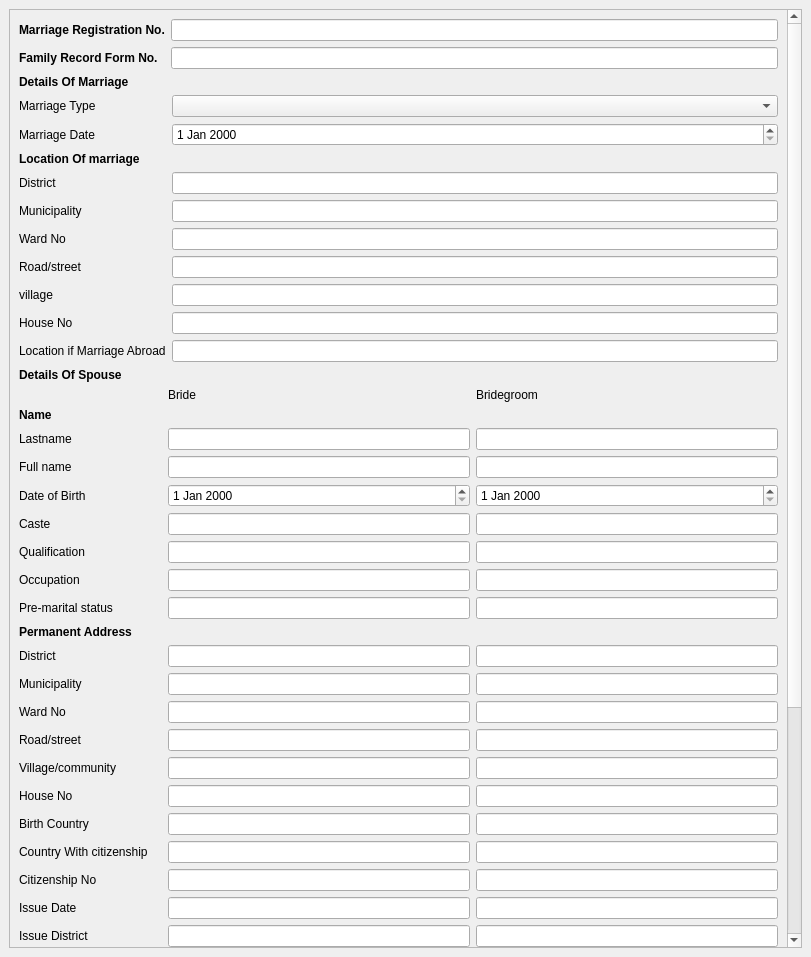
Qt form Smartward/forms/marriage.ui (cygnus55/smartward) before a commit.
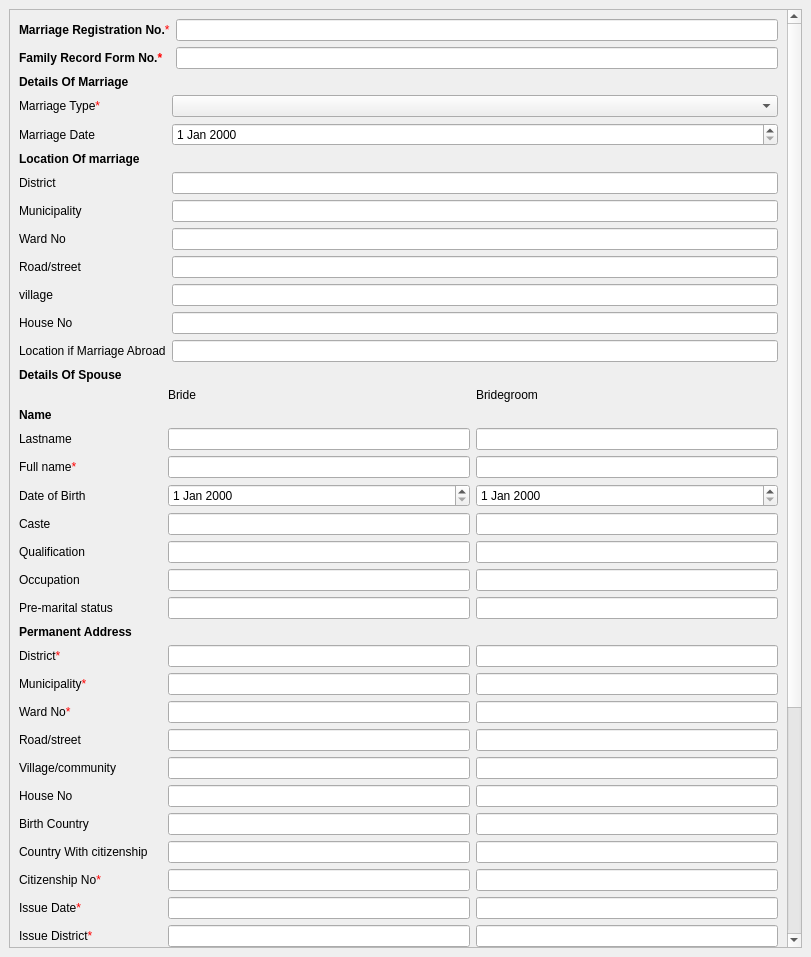
The same form after that commit.

Commit message: marriage form

The edit to the form file:
```diff
--- a/Smartward/forms/marriage.ui
+++ b/Smartward/forms/marriage.ui
@@ -24,9 +24,9 @@
        <property name="geometry">
         <rect>
          <x>0</x>
-         <y>-306</y>
-         <width>777</width>
-         <height>1442</height>
+         <y>-283</y>
+         <width>774</width>
+         <height>1220</height>
         </rect>
        </property>
        <layout class="QGridLayout" name="gridLayout_2">
@@ -49,7 +49,7 @@
           <item row="0" column="0">
            <widget class="QLabel" name="marriageTypeLabel">
             <property name="text">
-             <string>Marriage Type</string>
+             <string>Marriage Type&lt;font color='red'&gt;*</string>
             </property>
            </widget>
           </item>
@@ -154,7 +154,7 @@
           <item row="0" column="0">
            <widget class="QLabel" name="marriageRegistrationNoLabel">
             <property name="text">
-             <string>&lt;b&gt;Marriage Registration No.&lt;/b&gt;</string>
+             <string>&lt;b&gt;Marriage Registration No.&lt;/b&gt;&lt;font color='red'&gt;*</string>
             </property>
            </widget>
           </item>
@@ -164,7 +164,8 @@
           <item row="1" column="0">
            <widget class="QLabel" name="FamilyRecordFormNoLabel">
             <property name="text">
-             <string>&lt;b&gt;Family Record Form No.</string>
+             <string>&lt;b&gt;Family Record Form No.&lt;font color='red'&gt;*
+</string>
             </property>
            </widget>
           </item>
@@ -223,7 +224,7 @@
           <item row="3" column="0">
            <widget class="QLabel" name="fullNameLabel_2">
             <property name="text">
-             <string>Full name</string>
+             <string>Full name&lt;font color='red'&gt;*</string>
             </property>
            </widget>
           </item>
@@ -335,7 +336,7 @@
           <item row="10" column="0">
            <widget class="QLabel" name="districtLabel_3">
             <property name="text">
-             <string>District</string>
+             <string>District&lt;font color='red'&gt;*</string>
             </property>
            </widget>
           </item>
@@ -352,7 +353,7 @@
           <item row="11" column="0">
            <widget class="QLabel" name="municipalityLabel_3">
             <property name="text">
-             <string>Municipality</string>
+             <string>Municipality&lt;font color='red'&gt;*</string>
             </property>
            </widget>
           </item>
@@ -369,7 +370,7 @@
           <item row="12" column="0">
            <widget class="QLabel" name="wardNoLabel_3">
             <property name="text">
-             <string>Ward No</string>
+             <string>Ward No&lt;font color='red'&gt;*</string>
             </property>
            </widget>
           </item>
@@ -471,7 +472,7 @@
           <item row="18" column="0">
            <widget class="QLabel" name="citizenshipNoLabel_2">
             <property name="text">
-             <string>Citizenship No</string>
+             <string>Citizenship No&lt;font color='red'&gt;*</string>
             </property>
            </widget>
           </item>
@@ -488,7 +489,7 @@
           <item row="19" column="0">
            <widget class="QLabel" name="issueDateLabel_2">
             <property name="text">
-             <string>Issue Date</string>
+             <string>Issue Date&lt;font color='red'&gt;*</string>
             </property>
            </widget>
           </item>
@@ -505,7 +506,7 @@
           <item row="20" column="0">
            <widget class="QLabel" name="issueDistrictLabel_2">
             <property name="text">
-             <string>Issue District</string>
+             <string>Issue District&lt;font color='red'&gt;*</string>
             </property>
            </widget>
           </item>
```
Left out of the diff: 9 changed lines with no effect on the pictures.
